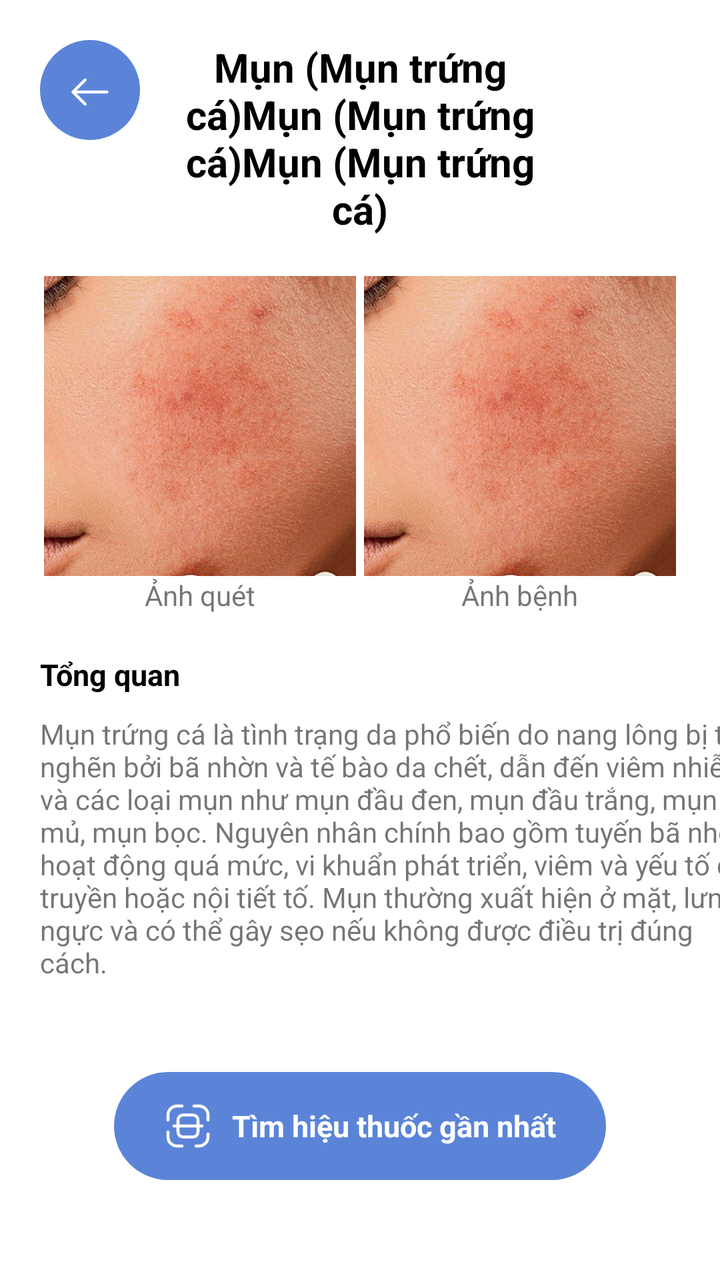
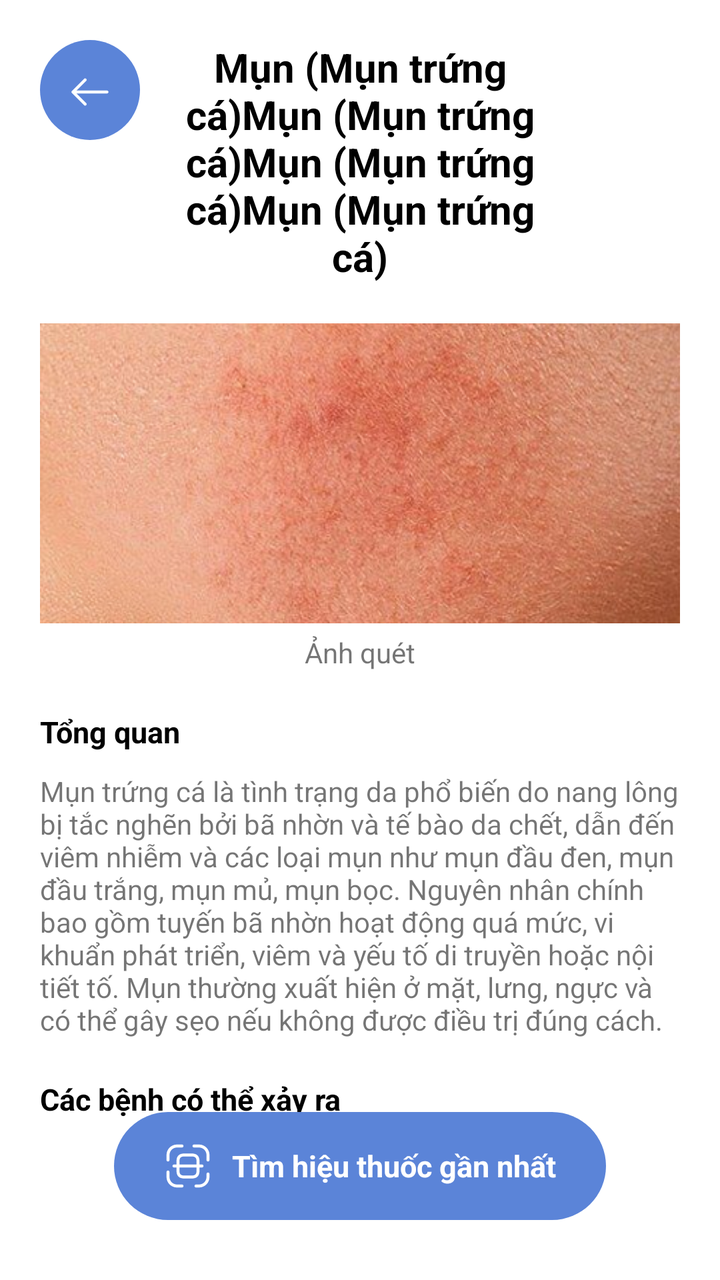

Screens rendered from an Android XML layout before and after an edit, with the pre-edit source and the edit as a unified diff.
<!-- AndroidManifest.xml: application theme Theme.NoStatusBar -->
<!-- res/layout/scan_result_fragment.xml -->
<?xml version="1.0" encoding="utf-8"?>
<layout xmlns:android="http://schemas.android.com/apk/res/android"
    xmlns:app="http://schemas.android.com/apk/res-auto"
    xmlns:tools="http://schemas.android.com/tools">

    <androidx.constraintlayout.widget.ConstraintLayout
        android:layout_width="match_parent"
        android:layout_height="match_parent">

        <ImageView
            android:id="@+id/ic_back"
            android:layout_width="wrap_content"
            android:layout_height="wrap_content"
            android:layout_margin="20dp"
            android:src="@drawable/ic_arrow_left"
            app:layout_constraintStart_toStartOf="parent"
            app:layout_constraintTop_toTopOf="parent" />

        <TextView
            android:id="@+id/tv_title"
            android:layout_width="0dp"
            android:layout_height="wrap_content"
            android:layout_marginHorizontal="80dp"
            android:gravity="center_horizontal"
            android:text="Mụn (Mụn trứng cá)Mụn (Mụn trứng cá)Mụn (Mụn trứng cá)"
            android:textColor="@color/black"
            android:textSize="20sp"
            android:textStyle="bold"
            app:layout_constraintEnd_toEndOf="parent"
            app:layout_constraintStart_toStartOf="parent"
            app:layout_constraintTop_toTopOf="@+id/ic_back" />

        <LinearLayout
            android:id="@+id/layout_image"
            android:layout_width="match_parent"
            android:layout_height="wrap_content"
            android:layout_margin="20dp"
            android:layout_marginTop="20dp"
            android:weightSum="2"
            app:layout_constraintEnd_toEndOf="parent"
            app:layout_constraintStart_toStartOf="parent"
            app:layout_constraintTop_toBottomOf="@+id/tv_title">

            <LinearLayout
                android:layout_width="match_parent"
                android:layout_height="wrap_content"
                android:layout_marginHorizontal="2dp"
                android:layout_weight="1"
                android:gravity="center"
                android:orientation="vertical">

                <ImageView
                    android:id="@+id/imv1"
                    android:layout_width="match_parent"
                    android:layout_height="150dp"
                    android:scaleType="centerCrop"
                    android:src="@drawable/bg_take" />

                <TextView
                    android:id="@+id/tv1"
                    android:layout_width="wrap_content"
                    android:layout_height="wrap_content"
                    android:text="Ảnh quét" />
            </LinearLayout>

            <LinearLayout
                android:layout_width="match_parent"
                android:layout_height="wrap_content"
                android:layout_marginHorizontal="2dp"
                android:layout_weight="1"
                android:gravity="center"
                android:orientation="vertical">

                <ImageView
                    android:id="@+id/imv2"
                    android:layout_width="match_parent"
                    android:layout_height="150dp"
                    android:scaleType="centerCrop"
                    android:src="@drawable/bg_take" />

                <TextView
                    android:id="@+id/tv2"
                    android:layout_width="wrap_content"
                    android:layout_height="wrap_content"
                    android:text="Ảnh bệnh" />
            </LinearLayout>

        </LinearLayout>

        <TextView
            android:id="@+id/tv_summary"
            android:layout_width="wrap_content"
            android:layout_height="wrap_content"
            android:layout_marginTop="20dp"
            android:text="Tổng quan"
            android:textColor="@color/black"
            android:textSize="15sp"
            android:textStyle="bold"
            app:layout_constraintStart_toStartOf="@+id/ic_back"
            app:layout_constraintTop_toBottomOf="@+id/layout_image" />

        <TextView
            android:id="@+id/tv_description"
            android:layout_width="wrap_content"
            android:layout_height="wrap_content"
            android:layout_marginTop="10dp"
            android:text="@string/tv_description"
            app:layout_constraintStart_toStartOf="@+id/ic_back"
            app:layout_constraintTop_toBottomOf="@+id/tv_summary" />

        <LinearLayout
            android:id="@+id/btn_take"
            android:layout_width="wrap_content"
            android:layout_height="wrap_content"
            android:layout_marginBottom="50dp"
            android:background="@drawable/bg_btn_scan"
            android:gravity="center_vertical"
            android:paddingHorizontal="25dp"
            android:paddingVertical="15dp"
            app:layout_constraintBottom_toBottomOf="parent"
            app:layout_constraintEnd_toEndOf="parent"
            app:layout_constraintStart_toStartOf="parent">

            <ImageView
                android:layout_width="wrap_content"
                android:layout_height="wrap_content"
                android:src="@drawable/ic_take" />

            <TextView
                android:layout_width="wrap_content"
                android:layout_height="wrap_content"
                android:layout_marginStart="10dp"
                android:text="Tìm hiệu thuốc gần nhất"
                android:textColor="@color/white"
                android:textSize="15sp"
                android:textStyle="bold" />
        </LinearLayout>
    </androidx.constraintlayout.widget.ConstraintLayout>
</layout>
<!-- resources referenced by this layout -->
<resources>
  <color name="black">#FF000000</color>
  <color name="white">#FFFFFFFF</color>
  <!-- drawable bg_btn_scan (drawable) -->
  <?xml version="1.0" encoding="utf-8"?>
  <shape xmlns:android="http://schemas.android.com/apk/res/android">
      <solid android:color="@color/primary" />
      <corners android:radius="50dp" />
  </shape>
  <!-- drawable ic_arrow_left (drawable) -->
  <vector xmlns:android="http://schemas.android.com/apk/res/android"
      android:width="50dp"
      android:height="50dp"
      android:viewportWidth="50"
      android:viewportHeight="50">
    <path
        android:pathData="M25,25m-25,0a25,25 0,1 1,50 0a25,25 0,1 1,-50 0"
        android:fillColor="#5B84D8"/>
    <path
        android:pathData="M22.57,32.82C22.38,32.82 22.19,32.75 22.04,32.6L15.97,26.53C15.68,26.24 15.68,25.76 15.97,25.47L22.04,19.4C22.33,19.11 22.81,19.11 23.1,19.4C23.39,19.69 23.39,20.17 23.1,20.46L17.56,26L23.1,31.54C23.39,31.83 23.39,32.31 23.1,32.6C22.96,32.75 22.76,32.82 22.57,32.82Z"
        android:fillColor="#ffffff"/>
    <path
        android:pathData="M33.5,26.75H16.67C16.26,26.75 15.92,26.41 15.92,26C15.92,25.59 16.26,25.25 16.67,25.25H33.5C33.91,25.25 34.25,25.59 34.25,26C34.25,26.41 33.91,26.75 33.5,26.75Z"
        android:fillColor="#ffffff"/>
  </vector>
  <!-- drawable ic_take (drawable) -->
  <vector xmlns:android="http://schemas.android.com/apk/res/android"
      android:width="24dp"
      android:height="24dp"
      android:viewportWidth="24"
      android:viewportHeight="24">
    <path
        android:pathData="M2,9.75C1.59,9.75 1.25,9.41 1.25,9V6.5C1.25,3.6 3.61,1.25 6.5,1.25H9C9.41,1.25 9.75,1.59 9.75,2C9.75,2.41 9.41,2.75 9,2.75H6.5C4.43,2.75 2.75,4.43 2.75,6.5V9C2.75,9.41 2.41,9.75 2,9.75Z"
        android:fillColor="#ffffff"/>
    <path
        android:pathData="M22,9.75C21.59,9.75 21.25,9.41 21.25,9V6.5C21.25,4.43 19.57,2.75 17.5,2.75H15C14.59,2.75 14.25,2.41 14.25,2C14.25,1.59 14.59,1.25 15,1.25H17.5C20.39,1.25 22.75,3.6 22.75,6.5V9C22.75,9.41 22.41,9.75 22,9.75Z"
        android:fillColor="#ffffff"/>
    <path
        android:pathData="M17.5,22.75H16C15.59,22.75 15.25,22.41 15.25,22C15.25,21.59 15.59,21.25 16,21.25H17.5C19.57,21.25 21.25,19.57 21.25,17.5V16C21.25,15.59 21.59,15.25 22,15.25C22.41,15.25 22.75,15.59 22.75,16V17.5C22.75,20.4 20.39,22.75 17.5,22.75Z"
        android:fillColor="#ffffff"/>
    <path
        android:pathData="M9,22.75H6.5C3.61,22.75 1.25,20.4 1.25,17.5V15C1.25,14.59 1.59,14.25 2,14.25C2.41,14.25 2.75,14.59 2.75,15V17.5C2.75,19.57 4.43,21.25 6.5,21.25H9C9.41,21.25 9.75,21.59 9.75,22C9.75,22.41 9.41,22.75 9,22.75Z"
        android:fillColor="#ffffff"/>
    <path
        android:pathData="M14,18.25H10C7.58,18.25 6.25,16.92 6.25,14.5V9.5C6.25,7.08 7.58,5.75 10,5.75H14C16.42,5.75 17.75,7.08 17.75,9.5V14.5C17.75,16.92 16.42,18.25 14,18.25ZM10,7.25C8.42,7.25 7.75,7.92 7.75,9.5V14.5C7.75,16.08 8.42,16.75 10,16.75H14C15.58,16.75 16.25,16.08 16.25,14.5V9.5C16.25,7.92 15.58,7.25 14,7.25H10Z"
        android:fillColor="#ffffff"/>
    <path
        android:pathData="M19,12.75H5C4.59,12.75 4.25,12.41 4.25,12C4.25,11.59 4.59,11.25 5,11.25H19C19.41,11.25 19.75,11.59 19.75,12C19.75,12.41 19.41,12.75 19,12.75Z"
        android:fillColor="#ffffff"/>
  </vector>
  <string name="tv_description">Mụn trứng cá là tình trạng da phổ biến do nang lông bị tắc nghẽn bởi bã nhờn và tế bào da chết, dẫn đến viêm nhiễm và các loại mụn như mụn đầu đen, mụn đầu trắng, mụn mủ, mụn bọc. Nguyên nhân chính bao gồm tuyến bã nhờn hoạt động quá mức, vi khuẩn phát triển, viêm và yếu tố di truyền hoặc nội tiết tố. Mụn thường xuất hiện ở mặt, lưng, ngực và có thể gây sẹo nếu không được điều trị đúng cách. </string>
  <style name="Theme.NoStatusBar" parent="Theme.AppCompat.Light.NoActionBar">
          <item name="android:windowFullscreen">false</item>
          <item name="android:statusBarColor">@color/white</item>
          <item name="android:windowLightStatusBar">true</item> 
          <item name="android:windowBackground">@color/white</item>
      </style>
  <color name="primary">#5B84D8</color>
  <!-- unchanged entries left out for length: 1 -->
</resources>

<!-- the commit's change to res/layout/scan_result_fragment.xml (unified diff, before → after) -->
@@ -7,112 +7,159 @@
         android:layout_width="match_parent"
         android:layout_height="match_parent">
 
-        <ImageView
-            android:id="@+id/ic_back"
-            android:layout_width="wrap_content"
-            android:layout_height="wrap_content"
-            android:layout_margin="20dp"
-            android:src="@drawable/ic_arrow_left"
-            app:layout_constraintStart_toStartOf="parent"
-            app:layout_constraintTop_toTopOf="parent" />
-
-        <TextView
-            android:id="@+id/tv_title"
+        <androidx.core.widget.NestedScrollView
+            android:id="@+id/scroll_content"
             android:layout_width="0dp"
-            android:layout_height="wrap_content"
-            android:layout_marginHorizontal="80dp"
-            android:gravity="center_horizontal"
-            android:text="Mụn (Mụn trứng cá)Mụn (Mụn trứng cá)Mụn (Mụn trứng cá)"
-            android:textColor="@color/black"
-            android:textSize="20sp"
-            android:textStyle="bold"
+            android:layout_height="0dp"
+            android:clipToPadding="false"
+            android:fillViewport="true"
+            android:paddingBottom="100dp"
+            app:layout_constraintBottom_toBottomOf="parent"
             app:layout_constraintEnd_toEndOf="parent"
             app:layout_constraintStart_toStartOf="parent"
-            app:layout_constraintTop_toTopOf="@+id/ic_back" />
-
-        <LinearLayout
-            android:id="@+id/layout_image"
-            android:layout_width="match_parent"
-            android:layout_height="wrap_content"
-            android:layout_margin="20dp"
-            android:layout_marginTop="20dp"
-            android:weightSum="2"
-            app:layout_constraintEnd_toEndOf="parent"
-            app:layout_constraintStart_toStartOf="parent"
-            app:layout_constraintTop_toBottomOf="@+id/tv_title">
-
-            <LinearLayout
+            app:layout_constraintTop_toTopOf="parent">
+
+            <androidx.constraintlayout.widget.ConstraintLayout
                 android:layout_width="match_parent"
-                android:layout_height="wrap_content"
-                android:layout_marginHorizontal="2dp"
-                android:layout_weight="1"
-                android:gravity="center"
-                android:orientation="vertical">
-
+                android:layout_height="match_parent"
+                android:paddingBottom="20dp">
+
+                
                 <ImageView
-                    android:id="@+id/imv1"
+                    android:id="@+id/ic_back"
+                    android:layout_width="wrap_content"
+                    android:layout_height="wrap_content"
+                    android:layout_margin="20dp"
+                    android:src="@drawable/ic_arrow_left"
+                    app:layout_constraintStart_toStartOf="parent"
+                    app:layout_constraintTop_toTopOf="parent" />
+
+                <TextView
+                    android:id="@+id/tv_title"
+                    android:layout_width="0dp"
+                    android:layout_height="wrap_content"
+                    android:layout_marginHorizontal="80dp"
+                    android:gravity="center_horizontal"
+                    android:text="Mụn (Mụn trứng cá)Mụn (Mụn trứng cá)Mụn (Mụn trứng cá)Mụn (Mụn trứng cá)"
+                    android:textColor="@color/black"
+                    android:textSize="20sp"
+                    android:textStyle="bold"
+                    app:layout_constraintEnd_toEndOf="parent"
+                    app:layout_constraintStart_toStartOf="parent"
+                    app:layout_constraintTop_toTopOf="@id/ic_back" />
+
+                <LinearLayout
+                    android:id="@+id/layout_image"
                     android:layout_width="match_parent"
-                    android:layout_height="150dp"
-                    android:scaleType="centerCrop"
-                    android:src="@drawable/bg_take" />
-
-                <TextView
-                    android:id="@+id/tv1"
+                    android:layout_height="wrap_content"
+                    android:layout_marginHorizontal="20dp"
+                    android:layout_marginTop="20dp"
+                    android:orientation="horizontal"
+                    app:layout_constraintEnd_toEndOf="parent"
+                    app:layout_constraintStart_toStartOf="parent"
+                    app:layout_constraintTop_toBottomOf="@id/tv_title">
+
+                    <LinearLayout
+                        android:layout_width="match_parent"
+                        android:layout_height="wrap_content"
+                        android:gravity="center"
+                        android:orientation="vertical">
+
+                        <ImageView
+                            android:id="@+id/imv1"
+                            android:layout_width="match_parent"
+                            android:layout_height="150dp"
+                            android:scaleType="centerCrop"
+                            android:src="@drawable/bg_take" />
+
+                        <TextView
+                            android:id="@+id/tv1"
+                            android:layout_width="wrap_content"
+                            android:layout_height="wrap_content"
+                            android:layout_marginTop="5dp"
+                            android:text="Ảnh quét" />
+                    </LinearLayout>
+
+                    <LinearLayout
+                        android:layout_width="match_parent"
+                        android:layout_height="wrap_content"
+                        android:gravity="center"
+                        android:orientation="vertical"
+                        android:visibility="gone">
+
+                        <ImageView
+                            android:id="@+id/imv2"
+                            android:layout_width="match_parent"
+                            android:layout_height="150dp"
+                            android:scaleType="centerCrop"
+                            android:src="@drawable/bg_take" />
+
+                        <TextView
+                            android:id="@+id/tv2"
+                            android:layout_width="wrap_content"
+                            android:layout_height="wrap_content"
+                            android:text="Ảnh bệnh" />
+                    </LinearLayout>
+                </LinearLayout>
+
+                
+                <TextView
+                    android:id="@+id/tv_summary"
                     android:layout_width="wrap_content"
                     android:layout_height="wrap_content"
-                    android:text="Ảnh quét" />
-            </LinearLayout>
-
-            <LinearLayout
-                android:layout_width="match_parent"
-                android:layout_height="wrap_content"
-                android:layout_marginHorizontal="2dp"
-                android:layout_weight="1"
-                android:gravity="center"
-                android:orientation="vertical">
-
-                <ImageView
-                    android:id="@+id/imv2"
+                    android:layout_marginTop="20dp"
+                    android:text="Tổng quan"
+                    android:textColor="@color/black"
+                    android:textSize="15sp"
+                    android:textStyle="bold"
+                    app:layout_constraintStart_toStartOf="@id/ic_back"
+                    app:layout_constraintTop_toBottomOf="@id/layout_image" />
+
+                
+                <TextView
+                    android:id="@+id/tv_description"
+                    android:layout_width="0dp"
+                    android:layout_height="wrap_content"
+                    android:layout_marginTop="10dp"
+                    android:text="@string/tv_description"
+                    app:layout_constraintEnd_toEndOf="@id/layout_image"
+                    app:layout_constraintStart_toStartOf="@id/ic_back"
+                    app:layout_constraintTop_toBottomOf="@id/tv_summary" />
+
+                
+                <TextView
+                    android:id="@+id/tv_reference"
+                    android:layout_width="wrap_content"
+                    android:layout_height="wrap_content"
+                    android:layout_marginTop="20dp"
+                    android:text="Các bệnh có thể xảy ra"
+                    android:textColor="@color/black"
+                    android:textSize="15sp"
+                    android:textStyle="bold"
+                    app:layout_constraintStart_toStartOf="@id/tv_description"
+                    app:layout_constraintTop_toBottomOf="@id/tv_description" />
+
+                <androidx.recyclerview.widget.RecyclerView
+                    android:id="@+id/rcv_label"
                     android:layout_width="match_parent"
-                    android:layout_height="150dp"
-                    android:scaleType="centerCrop"
-                    android:src="@drawable/bg_take" />
-
-                <TextView
-                    android:id="@+id/tv2"
-                    android:layout_width="wrap_content"
-                    android:layout_height="wrap_content"
-                    android:text="Ảnh bệnh" />
-            </LinearLayout>
-
-        </LinearLayout>
-
-        <TextView
-            android:id="@+id/tv_summary"
-            android:layout_width="wrap_content"
-            android:layout_height="wrap_content"
-            android:layout_marginTop="20dp"
-            android:text="Tổng quan"
-            android:textColor="@color/black"
-            android:textSize="15sp"
-            android:textStyle="bold"
-            app:layout_constraintStart_toStartOf="@+id/ic_back"
-            app:layout_constraintTop_toBottomOf="@+id/layout_image" />
-
-        <TextView
-            android:id="@+id/tv_description"
-            android:layout_width="wrap_content"
-            android:layout_height="wrap_content"
-            android:layout_marginTop="10dp"
-            android:text="@string/tv_description"
-            app:layout_constraintStart_toStartOf="@+id/ic_back"
-            app:layout_constraintTop_toBottomOf="@+id/tv_summary" />
-
+                    android:layout_height="wrap_content"
+                    android:layout_marginTop="5dp"
+                    android:clipToPadding="false"
+                    android:orientation="horizontal"
+                    android:paddingStart="20dp"
+                    app:layoutManager="androidx.recyclerview.widget.LinearLayoutManager"
+                    app:layout_constraintTop_toBottomOf="@id/tv_reference"
+                    tools:listitem="@layout/item_reference_label" />
+
+            </androidx.constraintlayout.widget.ConstraintLayout>
+        </androidx.core.widget.NestedScrollView>
+
+        
         <LinearLayout
             android:id="@+id/btn_take"
             android:layout_width="wrap_content"
             android:layout_height="wrap_content"
-            android:layout_marginBottom="50dp"
+            android:layout_marginBottom="30dp"
             android:background="@drawable/bg_btn_scan"
             android:gravity="center_vertical"
             android:paddingHorizontal="25dp"
@@ -135,5 +182,40 @@
                 android:textSize="15sp"
                 android:textStyle="bold" />
         </LinearLayout>
+
     </androidx.constraintlayout.widget.ConstraintLayout>
 </layout>
+<!-- res/layout/item_reference_label.xml (included above) -->
+<?xml version="1.0" encoding="utf-8"?>
+<androidx.constraintlayout.widget.ConstraintLayout xmlns:android="http://schemas.android.com/apk/res/android"
+    xmlns:app="http://schemas.android.com/apk/res-auto"
+    android:layout_width="wrap_content"
+    android:layout_height="match_parent">
+
+    <androidx.cardview.widget.CardView
+        android:layout_width="wrap_content"
+        android:layout_height="wrap_content"
+        android:layout_margin="2dp"
+        app:cardElevation="10dp"
+        app:layout_constraintBottom_toBottomOf="parent"
+        app:layout_constraintEnd_toEndOf="parent"
+        app:layout_constraintStart_toStartOf="parent"
+        app:layout_constraintTop_toTopOf="parent">
+
+        <androidx.constraintlayout.widget.ConstraintLayout
+            android:layout_width="wrap_content"
+            android:layout_height="wrap_content"
+            android:padding="10dp">
+
+            <TextView
+                android:id="@+id/tv_name"
+                android:layout_width="wrap_content"
+                android:layout_height="wrap_content"
+                android:text="TextView"
+                app:layout_constraintStart_toStartOf="parent"
+                app:layout_constraintTop_toTopOf="parent" />
+        </androidx.constraintlayout.widget.ConstraintLayout>
+
+    </androidx.cardview.widget.CardView>
+
+</androidx.constraintlayout.widget.ConstraintLayout>
